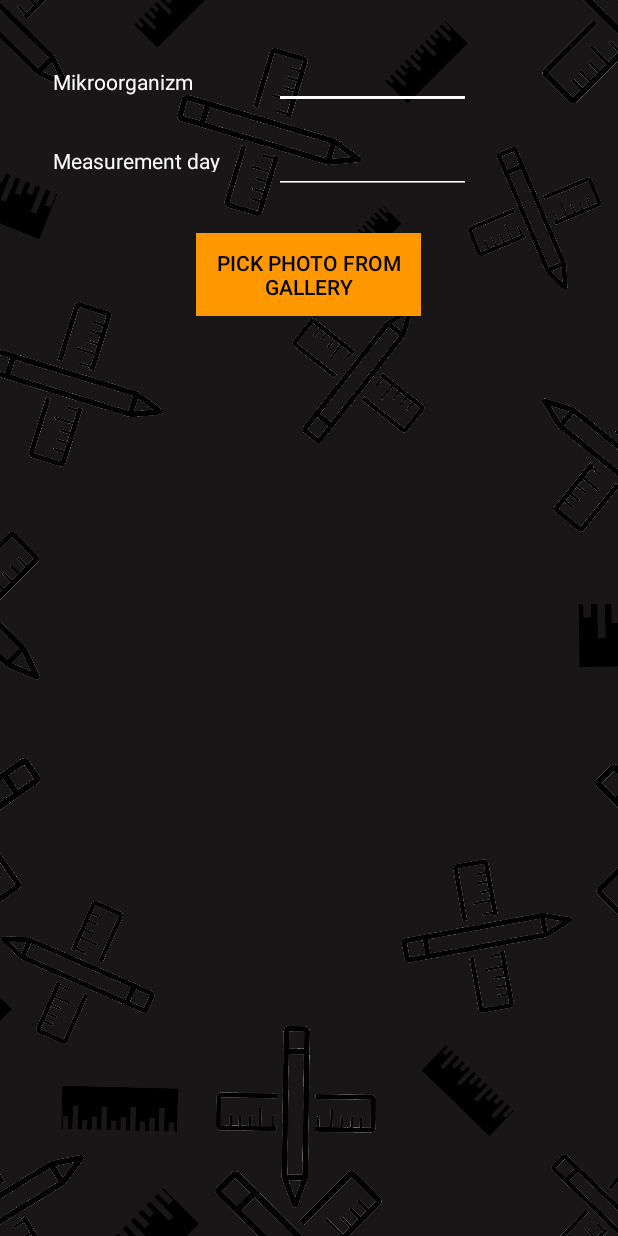
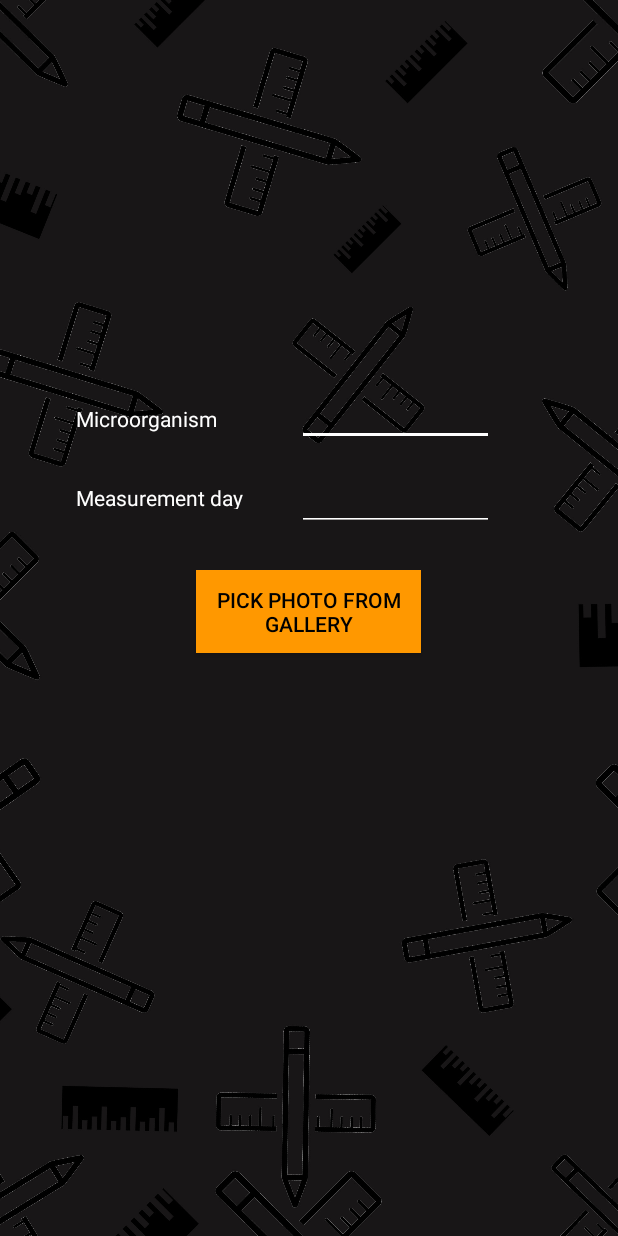
Before and after one commit to krivosudskylukas/bachelors-thesis, an Android app: the PickPhoto screen opened directly, with no data from a screen before it, on a phone screen of 412 x 824 dp. Run offline under Robolectric (Android 15) with nearby library versions, the phone set to English and light mode, and no system bars; libraries missing offline, so code that uses them is left out: org.opencv.android, org.opencv.core, org.opencv.imgcodecs, org.opencv.imgproc.

Commit message:
final commit of application

```diff
--- a/app/src/main/java/com/example/myapplication/MainActivity.java
+++ b/app/src/main/java/com/example/myapplication/MainActivity.java
@@ -64,6 +64,7 @@ public class MainActivity extends AppCompatActivity {
                 startActivity(intent);
             }
         });
+
         Button button3 = findViewById(R.id.pickPhoto);
         button3.setOnClickListener(new View.OnClickListener(){
             @Override
--- a/app/src/main/java/com/example/myapplication/PickPhoto.java
+++ b/app/src/main/java/com/example/myapplication/PickPhoto.java
@@ -44,7 +44,7 @@ import java.util.Vector;
 public class PickPhoto extends AppCompatActivity {
     private static int RESULT_LOAD_IMAGE = 1;
     ImageView image_view;
-    final Double divisonConstant = 3.5;
+    final int divisonConstant = 6500;
 
 
     @Override
@@ -76,95 +76,46 @@ public class PickPhoto extends AppCompatActivity {
                 final Uri imageUri = data.getData();
                 final InputStream imageStream = getContentResolver().openInputStream(imageUri);
                 final Bitmap selectedImage = BitmapFactory.decodeStream(imageStream);
-                //Log.d("tagicel",imageUri.getPath());
-
 
                 Bitmap bmp32 = selectedImage.copy(Bitmap.Config.ARGB_8888, true);
                 OpenCVLoader.initDebug();
                 Mat ImageMat = new Mat();
                 Utils.bitmapToMat(bmp32, ImageMat);
 
-                /*Imgproc.cvtColor(ImageMat, ImageMat, Imgproc.COLOR_RGB2GRAY);
-
-                Imgproc.blur(ImageMat,ImageMat,new Size(1,1));
-
-                Mat element  = Imgproc.getStructuringElement(Imgproc.MORPH_ELLIPSE, new Size(15, 15), new Point(0, 0));
-
-                Imgproc.morphologyEx(ImageMat, ImageMat, Imgproc.MORPH_TOPHAT, element, new Point(0, 0));
-
-
-
-                Imgproc.threshold(ImageMat, ImageMat, 15, 255, Imgproc.THRESH_BINARY);*/
-
                 // Prekonvertovanie farebného obrázku do odtieňov šedej
                 Imgproc.cvtColor(ImageMat, ImageMat, Imgproc.COLOR_RGB2GRAY);
-
-                Mat kernelGradient = Imgproc.getStructuringElement(Imgproc.MORPH_ELLIPSE, new Size(10,10));
 
                 // Rozostrenie obrázku aby neboli brané do úvahy malé čiastočky
                 Imgproc.blur(ImageMat,ImageMat,new Size(12,12));
                 Imgproc.GaussianBlur(ImageMat,ImageMat,new Size(5,5),0);
 
 
+                //Vytvorenie kernelu pre morfologické operácie
+                Mat kernelGradient = Imgproc.getStructuringElement(Imgproc.MORPH_ELLIPSE, new Size(10,10));
+
+                //Morfologická operácia Gradient
                 Imgproc.morphologyEx(ImageMat,ImageMat,Imgproc.MORPH_GRADIENT,kernelGradient, new Point(0,0),3);
+                //Morfologická operácia dilate
+                Imgproc.dilate(ImageMat, ImageMat, Imgproc.getStructuringElement(Imgproc.MORPH_ELLIPSE, new Size(10, 10)),new Point(0,0),2);
+                //Tresholdová operácia
+                Imgproc.threshold(ImageMat, ImageMat, 20, 255, Imgproc.THRESH_BINARY);
+                //Morfologická operácia close
+                Imgproc.morphologyEx(ImageMat,ImageMat,Imgproc.MORPH_CLOSE,Imgproc.getStructuringElement(Imgproc.MORPH_ELLIPSE, new Size(15, 15)),new Point(0,0),5);
+                //Morfologická operácia open
+                Imgproc.morphologyEx(ImageMat,ImageMat,Imgproc.MORPH_OPEN,kernelGradient,new Point(0,0),2);
+                //Morfologická operácia erode
+                Imgproc.erode(ImageMat, ImageMat, Imgproc.getStructuringElement(Imgproc.MORPH_RECT, new Size(15,15)),new Point(0,0),2);
+                //Algoritmus na hľadanie hrán
+                Imgproc.Canny(ImageMat, ImageMat, 5, 10 );
 
-                Imgproc.dilate(ImageMat, ImageMat, Imgproc.getStructuringElement(Imgproc.MORPH_ELLIPSE, new Size(10, 10)),new Point(0,0),2);
-
-                Imgproc.threshold(ImageMat, ImageMat, 20, 255, Imgproc.THRESH_BINARY);
-
-
-                Imgproc.morphologyEx(ImageMat,ImageMat,Imgproc.MORPH_CLOSE,Imgproc.getStructuringElement(Imgproc.MORPH_ELLIPSE, new Size(15, 15)),new Point(0,0),5);
-
-                Imgproc.morphologyEx(ImageMat,ImageMat,Imgproc.MORPH_OPEN,kernelGradient,new Point(0,0),2);
-                Imgproc.erode(ImageMat, ImageMat, Imgproc.getStructuringElement(Imgproc.MORPH_RECT, new Size(15,15)),new Point(0,0),2);
-
-
-                Imgproc.Canny(ImageMat, ImageMat, 5, 5 );
-                //
-                //
-                //
-                /*Imgproc.morphologyEx(ImageMat,ImageMat,Imgproc.MORPH_CLOSE,kernel);*/
-
-
-
-
-                //
-                //
-                // dilate a erote
-                // FAJNY KOD POTIALTO
-                //
-                //
-                //
-
-
-
-
-
-
-
-
-                //
-                //
-                //          FUNGUJUCI KOD
-                //
-                //
                 List<MatOfPoint> contours = new ArrayList<>();
                 Mat hierarchy = new Mat();
                 Imgproc.findContours(ImageMat, contours, hierarchy, Imgproc.RETR_TREE, Imgproc.CHAIN_APPROX_SIMPLE);
 
 
-
-                //
-                //
-                //          FUNGUJUCI KOD
-                //
-                //
-
-
                 Mat cannyOutput = new Mat();
                 Imgproc.Canny(ImageMat, cannyOutput, 10, 20 );
 
-                //Imgproc.findContours(cannyOutput, contours, hierarchy, Imgproc.RETR_TREE, Imgproc.CHAIN_APPROX_SIMPLE);
                 Mat drawing = Mat.zeros(cannyOutput.size(), CvType.CV_8UC3);
                 int idx = 0;
                 double size = 0;
@@ -194,21 +145,14 @@ public class PickPhoto extends AppCompatActivity {
 
 
                 }
-                /*area = Imgproc.contourArea(contours.get(4));
-                size = Imgproc.contourArea(contours.get(2));
-                Imgproc.drawContours(drawing, contours, 2, new Scalar(255, 0, 0), 2, Core.LINE_8, hierarchy, 0, new Point());
-                Imgproc.drawContours(drawing, contours, 3, new Scalar(255, 0, 255), 2, Core.LINE_8, hierarchy, 0, new Point());
-                Imgproc.drawContours(drawing, contours, 4, new Scalar(255, 255, 0), 2, Core.LINE_8, hierarchy, 0, new Point());
-                Imgproc.drawContours(drawing, contours, 5, new Scalar(2, 0, 255), 2, Core.LINE_8, hierarchy, 0, new Point());*/
-                //Imgproc.fillPoly(ImageMat,contours,new Scalar(255,0,0));
 
 
 
 
-                double petriArea = Math.PI * 8.8 * 8.8;
+                double petriArea = Math.PI * 4.4 * 4.4;
 
 
-                double referencePixelCount = size / petriArea;
+                double referencePixelCount = (size / petriArea)-divisonConstant;
 
                 double dishSize = size / referencePixelCount;
 
@@ -222,7 +166,7 @@ public class PickPhoto extends AppCompatActivity {
                 Log.d("pomer", "pomer je: "+roundTwoDecimals(referencePixelCount));*/
 
                 double result = area / referencePixelCount;
-                result = result / divisonConstant;
+
                 //Log.d("VYSLEDOK", "OBSAH "+roundTwoDecimals(result));
 
 
--- a/app/src/main/res/layout/activity_main.xml
+++ b/app/src/main/res/layout/activity_main.xml
@@ -10,7 +10,7 @@
         android:scaleType="centerCrop"
         android:src="@drawable/app_background" />
 
-    <LinearLayout xmlns:android="http://schemas.android.com/apk/res/android"
+    <LinearLayout
         xmlns:app="http://schemas.android.com/apk/res-auto"
         xmlns:tools="http://schemas.android.com/tools"
         android:layout_width="match_parent"
--- a/app/src/main/res/layout/activity_photo.xml
+++ b/app/src/main/res/layout/activity_photo.xml
@@ -22,7 +22,7 @@
             android:layout_width="285dp"
             android:layout_height="50dp"
             android:layout_marginTop="110dp"
-            android:hint="Enter name of the microorganizm"
+            android:hint="Enter name of the microorganism."
             android:textColorHint="@color/white"
             android:textColor="@color/white"
              />
--- a/app/src/main/res/layout/pick_from_gallery.xml
+++ b/app/src/main/res/layout/pick_from_gallery.xml
@@ -11,7 +11,8 @@
 
     <TableLayout
         android:layout_height="match_parent"
-        android:layout_marginTop="25dp"
+        android:layout_marginTop="250dp"
+        android:layout_marginLeft="15dp"
         android:textColor="@color/white"
         android:layout_width="match_parent">
 
@@ -25,7 +26,7 @@
                 android:layout_height="wrap_content"
                 android:layout_marginLeft="30dp"
                 android:textColor="@color/white"
-                android:text="Mikroorganizm"
+                android:text="Microorganism"
                 />
             <EditText
                 android:id="@+id/textView"
@@ -62,7 +63,7 @@
     </TableLayout>
 
     <LinearLayout
-        android:layout_marginTop="125dp"
+        android:layout_marginTop="350dp"
         android:layout_width="match_parent"
         android:layout_height="match_parent"
         android:orientation="vertical"
```
Also changed, not shown: app/src/main/AndroidManifest.xml (+5 -6 lines), app/src/main/java/com/example/myapplication/Graph.java (+16 -2 lines), app/src/main/java/com/example/myapplication/TakePhoto.java (+5 -10 lines), app/src/main/res/layout/activity_database.xml (+5 -4 lines), app/src/main/res/layout/activity_graph.xml (+28 -0 lines), app/build.gradle (line endings or trailing spaces).
